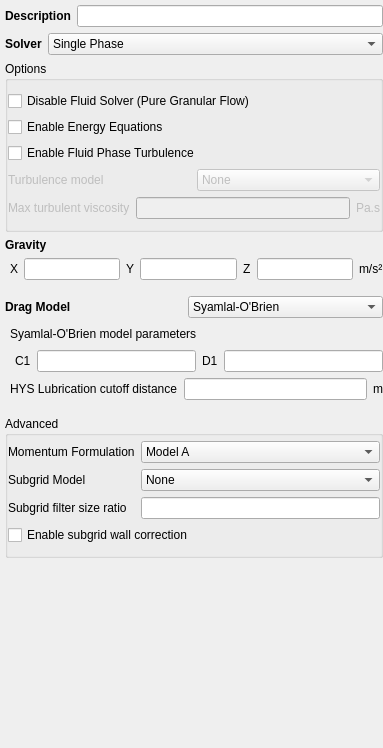
Above: mfixgui/uifiles/model_setup.ui from truongd8593/mfix before the change. Below: the same form after it.
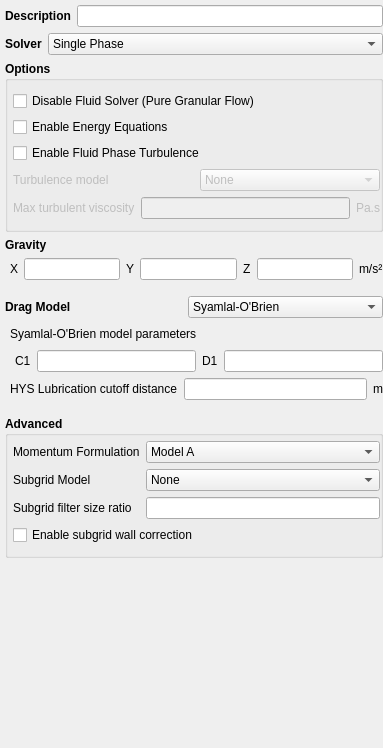
That is the form after the change. Custom widgets are drawn as their Qt base class.

Commit message: boldface group labels

```diff
--- a/mfixgui/uifiles/model_setup.ui
+++ b/mfixgui/uifiles/model_setup.ui
@@ -97,6 +97,12 @@
    </item>
    <item>
     <widget class="QGroupBox" name="groupBox_options">
+     <property name="font">
+      <font>
+       <weight>75</weight>
+       <bold>true</bold>
+      </font>
+     </property>
      <property name="title">
       <string>Options</string>
      </property>
@@ -105,7 +111,7 @@
      </property>
      <layout class="QGridLayout" name="gridLayout_2">
       <property name="leftMargin">
-       <number>0</number>
+       <number>5</number>
       </property>
       <property name="topMargin">
        <number>10</number>
@@ -118,6 +124,12 @@
       </property>
       <item row="0" column="0" colspan="2">
        <widget class="QCheckBox" name="checkbox_disable_fluid_solver">
+        <property name="font">
+         <font>
+          <weight>50</weight>
+          <bold>false</bold>
+         </font>
+        </property>
         <property name="text">
          <string>Disable Fluid Solver (Pure Granular Flow)</string>
         </property>
@@ -125,6 +137,12 @@
       </item>
       <item row="1" column="0" colspan="2">
        <widget class="CheckBox" name="checkbox_keyword_energy_eq">
+        <property name="font">
+         <font>
+          <weight>50</weight>
+          <bold>false</bold>
+         </font>
+        </property>
         <property name="text">
          <string>Enable Energy Equations</string>
         </property>
@@ -132,6 +150,12 @@
       </item>
       <item row="2" column="0" colspan="2">
        <widget class="QCheckBox" name="checkbox_enable_turbulence">
+        <property name="font">
+         <font>
+          <weight>50</weight>
+          <bold>false</bold>
+         </font>
+        </property>
         <property name="text">
          <string>Enable Fluid Phase Turbulence</string>
         </property>
@@ -142,6 +166,12 @@
         <property name="enabled">
          <bool>false</bool>
         </property>
+        <property name="font">
+         <font>
+          <weight>50</weight>
+          <bold>false</bold>
+         </font>
+        </property>
         <property name="text">
          <string>Turbulence model</string>
         </property>
@@ -152,6 +182,12 @@
         <property name="enabled">
          <bool>false</bool>
         </property>
+        <property name="font">
+         <font>
+          <weight>50</weight>
+          <bold>false</bold>
+         </font>
+        </property>
         <item>
          <property name="text">
           <string>None</string>
@@ -176,6 +212,12 @@
           <property name="enabled">
            <bool>false</bool>
           </property>
+          <property name="font">
+           <font>
+            <weight>50</weight>
+            <bold>false</bold>
+           </font>
+          </property>
           <property name="text">
            <string>Max turbulent viscosity</string>
           </property>
@@ -186,6 +228,12 @@
           <property name="enabled">
            <bool>false</bool>
           </property>
+          <property name="font">
+           <font>
+            <weight>50</weight>
+            <bold>false</bold>
+           </font>
+          </property>
          </widget>
         </item>
         <item>
@@ -193,6 +241,12 @@
           <property name="enabled">
            <bool>false</bool>
           </property>
+          <property name="font">
+           <font>
+            <weight>50</weight>
+            <bold>false</bold>
+           </font>
+          </property>
           <property name="text">
            <string>Pa.s</string>
           </property>
@@ -519,6 +573,12 @@
    </item>
    <item>
     <widget class="QGroupBox" name="groupBox_advanced">
+     <property name="font">
+      <font>
+       <weight>75</weight>
+       <bold>true</bold>
+      </font>
+     </property>
      <property name="title">
       <string>Advanced</string>
      </property>
@@ -527,7 +587,7 @@
      </property>
      <layout class="QGridLayout" name="gridLayout_6">
       <property name="leftMargin">
-       <number>0</number>
+       <number>5</number>
       </property>
       <property name="topMargin">
        <number>5</number>
@@ -540,6 +600,12 @@
       </property>
       <item row="0" column="0">
        <widget class="QLabel" name="label_momentum_formulation">
+        <property name="font">
+         <font>
+          <weight>50</weight>
+          <bold>false</bold>
+         </font>
+        </property>
         <property name="layoutDirection">
          <enum>Qt::LeftToRight</enum>
         </property>
@@ -553,6 +619,12 @@
       </item>
       <item row="1" column="0">
        <widget class="QLabel" name="label_subgrid_type">
+        <property name="font">
+         <font>
+          <weight>50</weight>
+          <bold>false</bold>
+         </font>
+        </property>
         <property name="text">
          <string>Subgrid Model</string>
         </property>
@@ -560,6 +632,12 @@
       </item>
       <item row="2" column="0">
        <widget class="QLabel" name="label_filter_size_ratio">
+        <property name="font">
+         <font>
+          <weight>50</weight>
+          <bold>false</bold>
+         </font>
+        </property>
         <property name="text">
          <string>Subgrid filter size ratio</string>
         </property>
@@ -567,6 +645,12 @@
       </item>
       <item row="3" column="0" colspan="3">
        <widget class="CheckBox" name="checkbox_keyword_subgrid_wall">
+        <property name="font">
+         <font>
+          <weight>50</weight>
+          <bold>false</bold>
+         </font>
+        </property>
         <property name="text">
          <string>Enable subgrid wall correction</string>
         </property>
@@ -574,6 +658,12 @@
       </item>
       <item row="0" column="1" colspan="2">
        <widget class="ComboBox" name="combobox_momentum_formulation">
+        <property name="font">
+         <font>
+          <weight>50</weight>
+          <bold>false</bold>
+         </font>
+        </property>
         <item>
          <property name="text">
           <string>Model A</string>
@@ -604,10 +694,22 @@
           <verstretch>0</verstretch>
          </sizepolicy>
         </property>
+        <property name="font">
+         <font>
+          <weight>50</weight>
+          <bold>false</bold>
+         </font>
+        </property>
        </widget>
       </item>
       <item row="1" column="1" colspan="2">
        <widget class="ComboBox" name="combobox_subgrid_type">
+        <property name="font">
+         <font>
+          <weight>50</weight>
+          <bold>false</bold>
+         </font>
+        </property>
         <item>
          <property name="text">
           <string>None</string>
@@ -649,16 +751,16 @@
   <zorder>frame_gravity</zorder>
  </widget>
  <customwidgets>
-  <customwidget>
-   <class>LineEdit</class>
-   <extends>QLineEdit</extends>
-   <header>mfixgui.widgets.base</header>
-  </customwidget>
   <customwidget>
    <class>CheckBox</class>
    <extends>QCheckBox</extends>
    <header>mfixgui.widgets.base</header>
   </customwidget>
+  <customwidget>
+   <class>LineEdit</class>
+   <extends>QLineEdit</extends>
+   <header>mfixgui.widgets.base</header>
+  </customwidget>
   <customwidget>
    <class>ComboBox</class>
    <extends>QComboBox</extends>
```
The commit also changes 2 other files.
